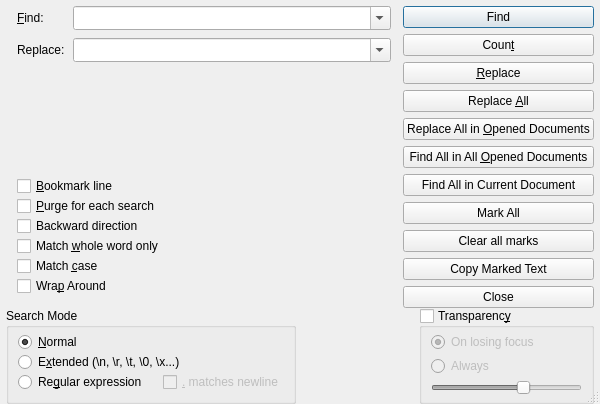
alsyundawy/NotepadNext-MacOS, file src/dialogs/FindReplaceDialog.ui: the form before one commit.
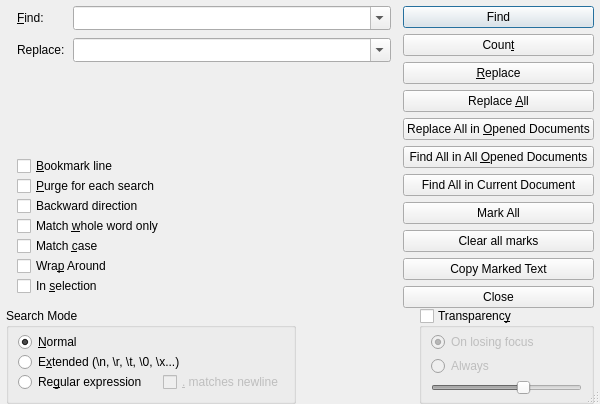
The form after the commit.

What changed in the file:
```diff
--- a/src/dialogs/FindReplaceDialog.ui
+++ b/src/dialogs/FindReplaceDialog.ui
@@ -517,6 +517,13 @@
            </property>
           </widget>
          </item>
+         <item>
+          <widget class="QCheckBox" name="checkBoxInSelection">
+           <property name="text">
+            <string>In &amp;selection</string>
+           </property>
+          </widget>
+         </item>
         </layout>
        </item>
       </layout>
```
